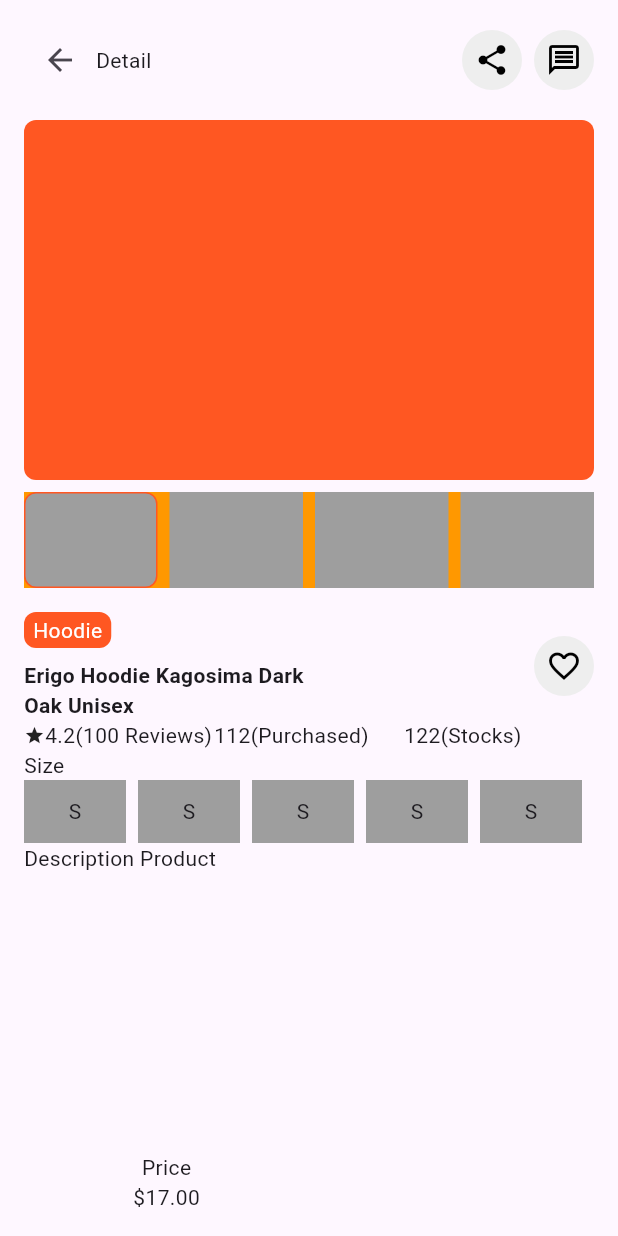
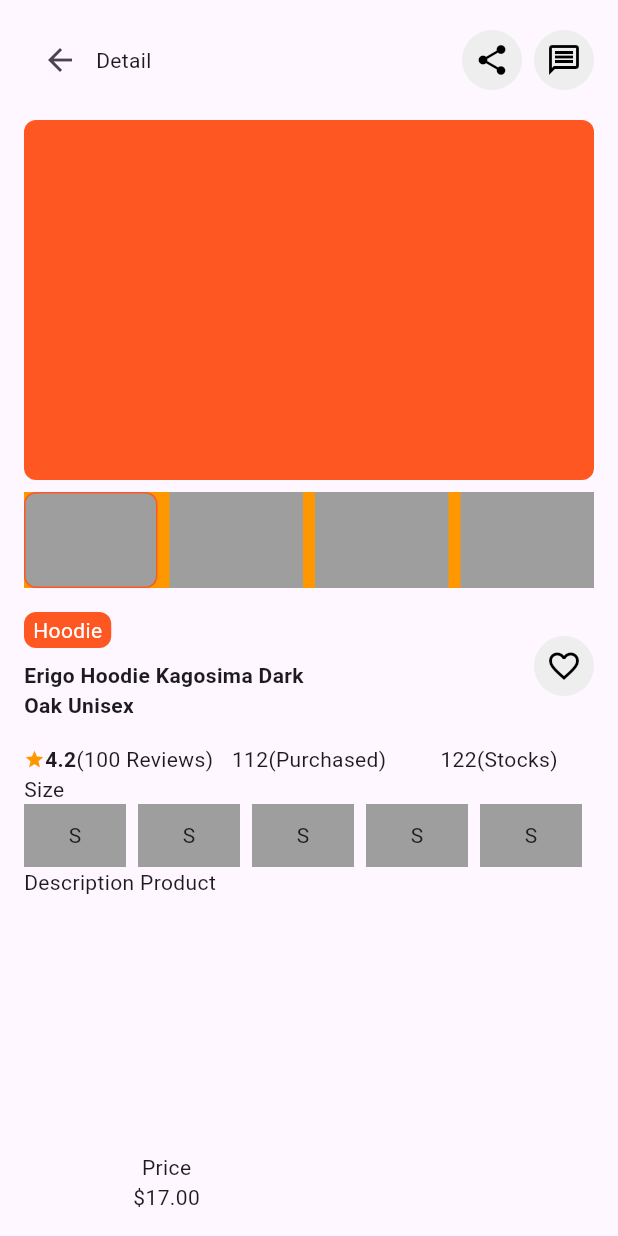
Before and after one commit to JAICHANGPARK/flutter_notebook_chapter_33, a Flutter app: the EcommerceDetailPage screen opened directly, on a phone screen of 412 x 824 dp. Run offline on Flutter 3.47's test engine with Material 2 defaults, Android fonts, the phone set to English and light mode, and no system bars; our stand-ins replace dots_indicator.

Commit message:
Update e_commerce_detail_page.dart

```diff
--- a/lib/ep1655_e_commerce_app/view/e_commerce_detail_page.dart
+++ b/lib/ep1655_e_commerce_app/view/e_commerce_detail_page.dart
@@ -133,6 +133,9 @@ class _EcommerceDetailPageState extends State<EcommerceDetailPage> {
                   )
                 ],
               ),
+              SizedBox(
+                height: 16,
+              ),
               Row(
                 children: [
                   Expanded(
@@ -141,14 +144,21 @@ class _EcommerceDetailPageState extends State<EcommerceDetailPage> {
                         Icon(
                           Icons.star,
                           size: 14,
+                          color: Colors.orange,
                         ),
-                        Text("4.2"),
+                        Text(
+                          "4.2",
+                          style: TextStyle(
+                            fontWeight: FontWeight.bold,
+                          ),
+                        ),
                         Text("(100 Reviews)"),
                       ],
                     ),
                   ),
                   Expanded(
                     child: Row(
+                      mainAxisAlignment: MainAxisAlignment.center,
                       children: [
                         Text("112"),
                         Text("(Purchased)"),
@@ -157,6 +167,7 @@ class _EcommerceDetailPageState extends State<EcommerceDetailPage> {
                   ),
                   Expanded(
                     child: Row(
+                      mainAxisAlignment: MainAxisAlignment.center,
                       children: [
                         Text("122"),
                         Text("(Stocks)"),
```
